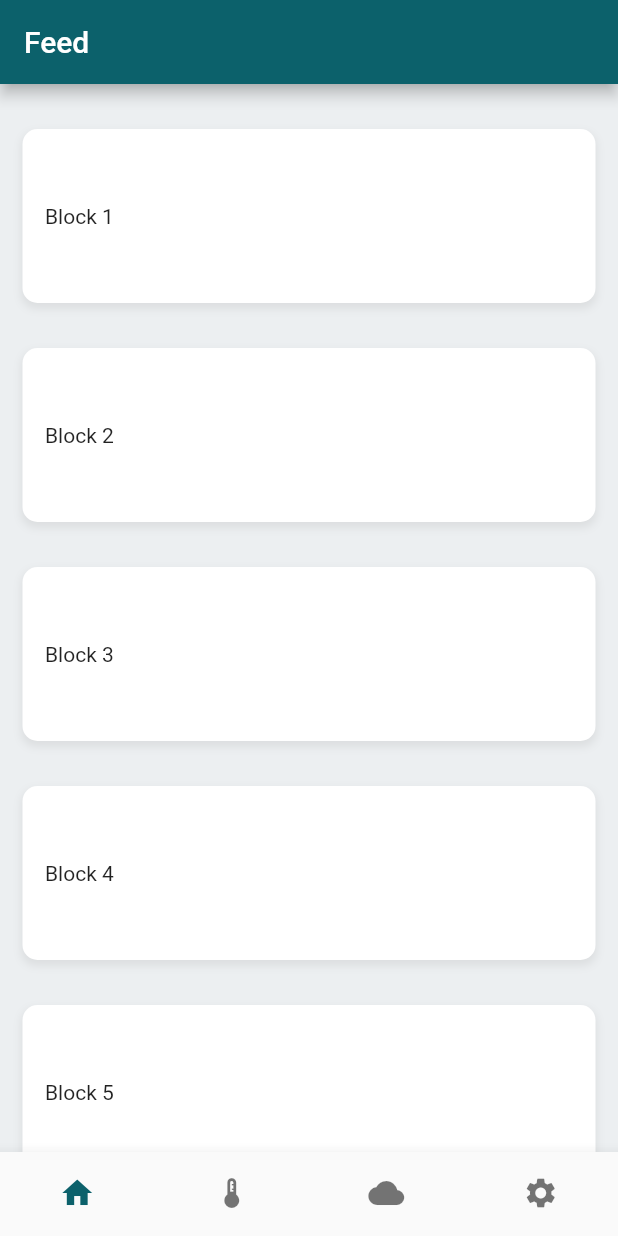
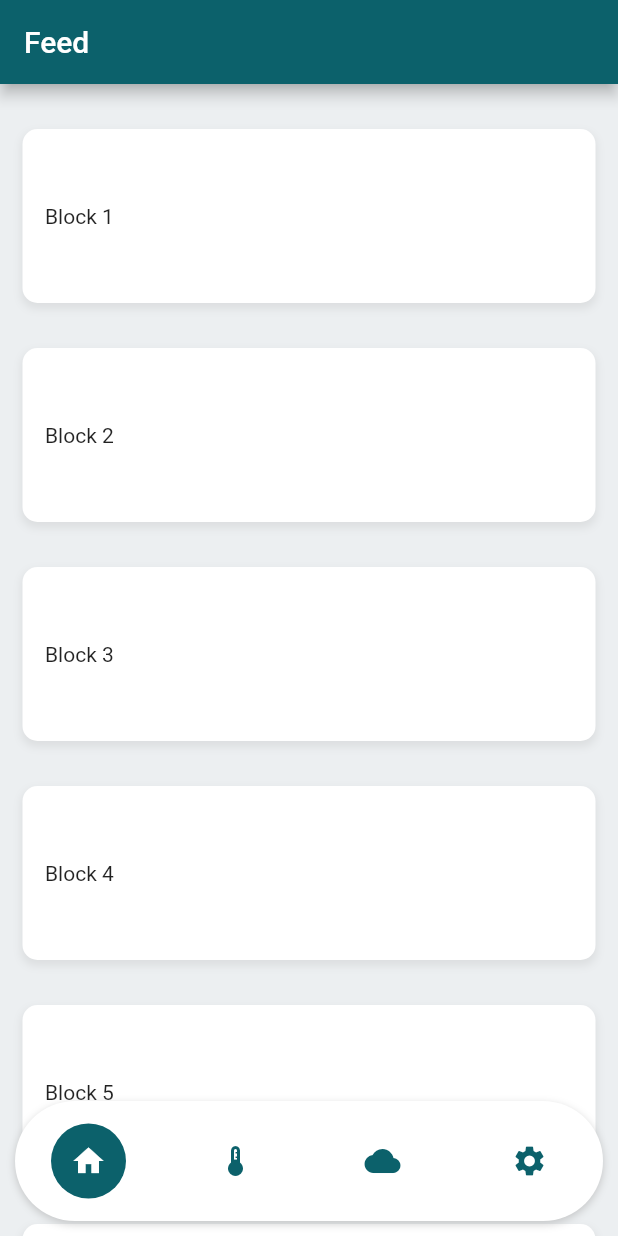
Before and after one commit to yodainferno/kilo_iot, a Flutter app: the screen it shows after launch, on a phone screen of 412 x 824 dp. Run offline on Flutter 3.47's test engine with Material 2 defaults, Android fonts, the phone set to English and light mode, and no system bars.

Commit message:
feat: cool bottom navigation (custom)

```diff
--- a/lib/presentation/navigation/bottom_navigation_widget.dart
+++ b/lib/presentation/navigation/bottom_navigation_widget.dart
@@ -1,9 +1,30 @@
+import 'dart:math';
+
 import 'package:flutter/material.dart';
 import 'package:kilo_iot/presentation/navigation/navigation_pages.dart';
 import 'package:kilo_iot/presentation/navigation/navigation_store.dart';
 import 'package:provider/provider.dart';
 
 final navigationPages = NavigationPages();
+
+const List<Map> bottomNavigationItems = [
+  {
+    'label': 'Feed',
+    'icon': Icons.home,
+  },
+  {
+    'label': 'Devices',
+    'icon': Icons.thermostat,
+  },
+  {
+    'label': 'Brokers',
+    'icon': Icons.cloud,
+  },
+  {
+    'label': 'Settings',
+    'icon': Icons.settings,
+  },
+];
 
 class BottomNavigation extends StatelessWidget {
   const BottomNavigation({super.key});
@@ -13,39 +34,49 @@ class BottomNavigation extends StatelessWidget {
     final NavigationStore navigationStore = Provider.of<NavigationStore>(context, listen: true);
 
     return Scaffold(
-      body: navigationPages.getPage(navigationStore.page),
-      bottomNavigationBar: BottomNavigationBar(
-        type: BottomNavigationBarType.fixed,
-        showSelectedLabels: false,
-        showUnselectedLabels: false,
-        //
-        // backgroundColor: Color.fromARGB(255, 40, 51, 49),
-        // selectedItemColor: Color.fromARGB(255, 52, 250, 207),
-        // unselectedItemColor: Color.fromARGB(255, 76, 125, 114),
+      body: Stack(
+      children: [
+        navigationPages.getPage(navigationStore.page),
+        Positioned(
+          bottom: MediaQuery.of(context).padding.bottom + 10.0,
+          left: MediaQuery.of(context).size.width / 2 - min(MediaQuery.of(context).size.width - 10.0*2, 600) / 2,
+          width: min(MediaQuery.of(context).size.width - 10.0*2, 600),
+          child: Center(
+            child: Container(
+            decoration: BoxDecoration(
+              boxShadow: [
+                BoxShadow(
+                  color: Colors.grey.withOpacity(0.5),
+                  offset: const Offset(0, 2),
+                  blurRadius: 4,
+                ),
+              ],
+              borderRadius: BorderRadius.all(Radius.circular(1000)),
+              color: Colors.white
+            ),
+            padding: EdgeInsets.only(top: 15.0, bottom: 15.0),
+              child: Row(
+                mainAxisAlignment: MainAxisAlignment.spaceAround,
+                children: List<Widget>.generate(bottomNavigationItems.length, ((index) {
+                  bool isCurrentPage = getCurrentPageIndex(navigationStore.page) == index;
+                  return buildBottomNavigationButton(
+                    context,
+                    icon: bottomNavigationItems[index]['icon'],
+                    isCurrentPage: isCurrentPage,
+                    onPressed: () {
+                      // print(navigationStore.page);
+                      navigationStore.page = navigationPages.keys[index];
+                    },
+                  );
+                }))
+              )
+            )
+          )
+        )
 
-        onTap: (index) {
-          navigationStore.page = navigationPages.keys[index];
-        },
-        currentIndex: getCurrentPageIndex(navigationStore.page),
-        items: const [
-          BottomNavigationBarItem(
-            icon: Icon(Icons.home),
-            label: 'Feed',
-          ),
-          BottomNavigationBarItem(
-            icon: Icon(Icons.thermostat),
-            label: 'Devices',
-          ),
-          BottomNavigationBarItem(
-            icon: Icon(Icons.cloud),
-            label: 'Brokers'
-          ),
-          BottomNavigationBarItem(
-            icon: Icon(Icons.settings),
-            label: 'Settings'
-          ),
-        ],
+        ]
       )
+
     );
   }
 
@@ -56,3 +87,52 @@ class BottomNavigation extends StatelessWidget {
     return index < 0 ? 0 : index;
   }
 }
+
+
+Widget buildBottomNavigationButton(BuildContext context, {
+  required IconData icon,
+  required bool isCurrentPage,
+  required Function onPressed,
+}) {
+  return TweenAnimationBuilder<double>(
+    duration: Duration(milliseconds: 300), // Длительность анимации
+    tween: Tween<double>(begin: 0, end: isCurrentPage ? 1 : 0), // Интерполяция цвета
+    curve: Curves.easeInOut,
+    builder: (BuildContext context, double progress, Widget? child) {
+
+    Color colorBackground = ColorTween(begin: Colors.white, end: Theme.of(context).primaryColor).lerp(progress)!;
+    Color colorIcon = ColorTween(begin: Theme.of(context).primaryColor, end: Colors.white).lerp(progress)!;
+
+      return SizedBox(
+        height: 50.0,
+        width: 50.0,
+        child: ElevatedButton(
+          style: ButtonStyle(
+            padding: MaterialStateProperty.all<EdgeInsets>(
+              EdgeInsets.all(0.0),
+            ),
+            overlayColor: MaterialStateProperty.resolveWith<Color>(
+              (Set<MaterialState> states) {
+                return Colors.transparent;
+              },
+            ),
+            elevation: MaterialStateProperty.all(0),
+            shape: MaterialStateProperty.all<RoundedRectangleBorder>(
+              RoundedRectangleBorder(
+                borderRadius: BorderRadius.circular(10000.0),
+              )
+            ),
+            backgroundColor: MaterialStateProperty.all(colorBackground),
+          ),
+          child: Icon(
+            icon,
+            color: colorIcon,
+          ),
+          onPressed: () {
+            onPressed();
+          },
+        ),
+      );
+    },
+  );
+}
```
